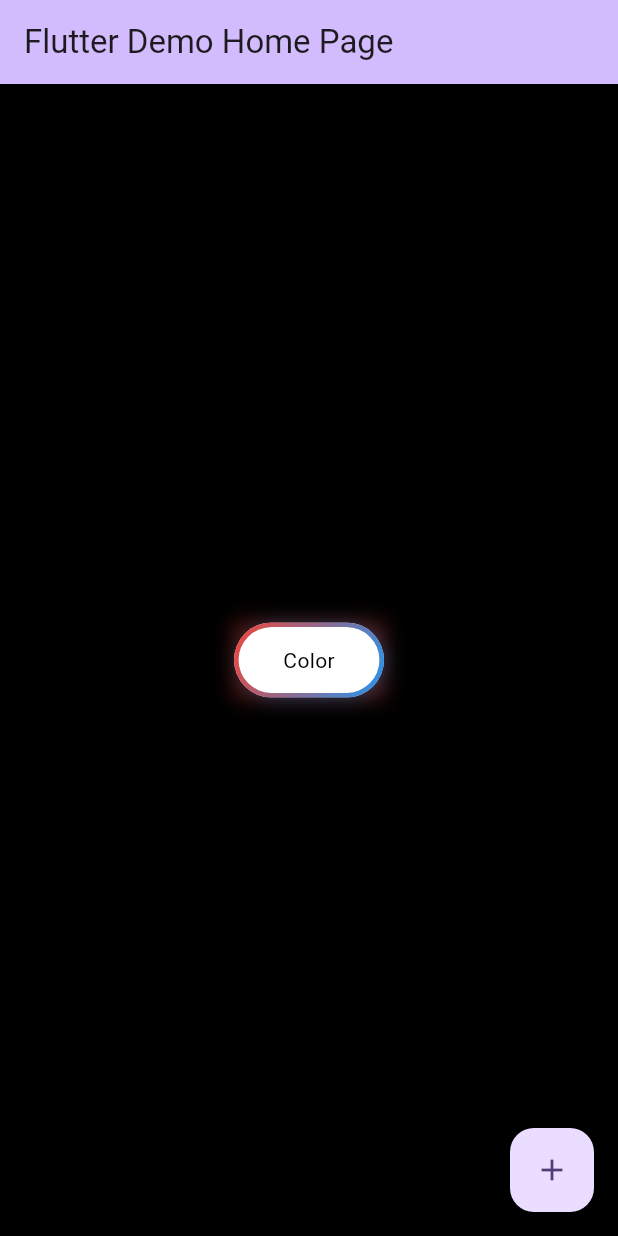
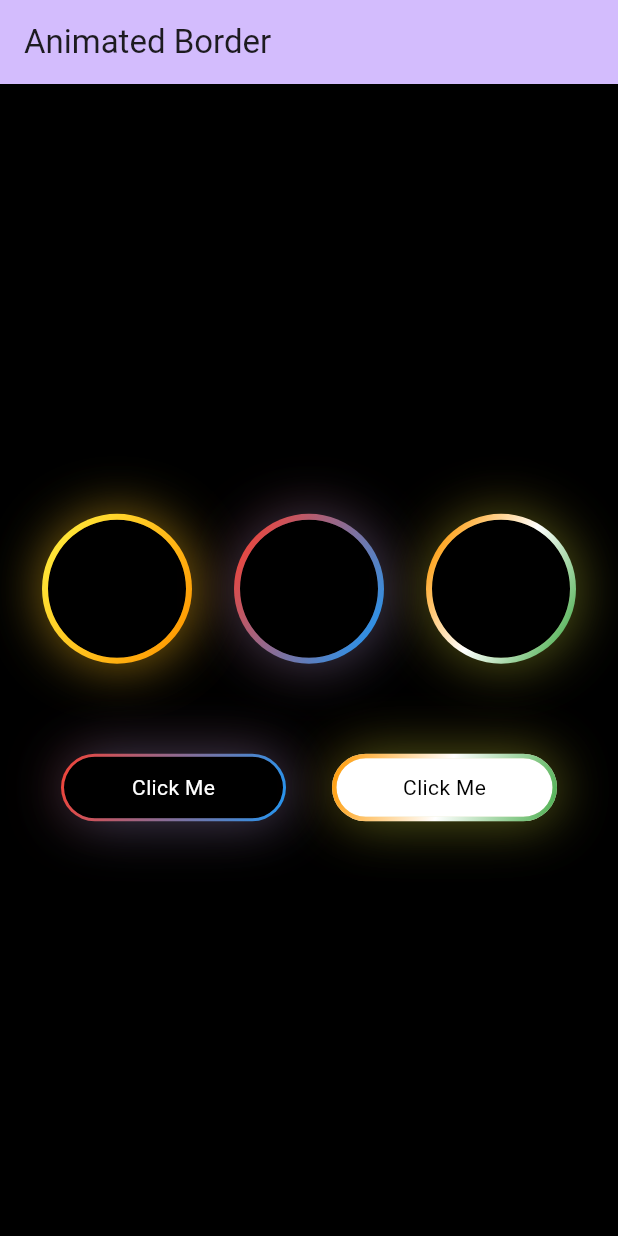
Before and after one commit to Oauth-Celestial/zo_animated_border, a Flutter app: the screen it shows after launch, on a phone screen of 412 x 824 dp. Run offline on Flutter 3.47's test engine with Material 3 defaults, Android fonts, the phone set to English and light mode, and no system bars.

Commit message:
Release v0.0.1

```diff
--- a/example/lib/main.dart
+++ b/example/lib/main.dart
@@ -32,7 +32,7 @@ class MyApp extends StatelessWidget {
         colorScheme: ColorScheme.fromSeed(seedColor: Colors.deepPurple),
         useMaterial3: true,
       ),
-      home: const MyHomePage(title: 'Flutter Demo Home Page'),
+      home: const MyHomePage(title: "Animated Border"),
     );
   }
 }
@@ -108,29 +108,104 @@ class _MyHomePageState extends State<MyHomePage> {
           mainAxisAlignment: MainAxisAlignment.center,
           children: <Widget>[
             SizedBox(
+              height: 10,
+              width: double.infinity,
+            ),
+            Row(
+              mainAxisAlignment: MainAxisAlignment.spaceEvenly,
+              children: [
+                ZoAnimatedGradientBorder(
                   width: 100,
-              height: 50,
-              child: ZoAnimatedGradientBorder(
-                radius: 30,
+                  height: 100,
+                  borderRadius: 100,
+                  borderThickness: 4,
+                  gradientColor: [Colors.yellow, Colors.orange],
+                  duration: Duration(seconds: 4),
                   child: Container(
                       alignment: Alignment.center,
-                    width: double.infinity,
-                    height: double.infinity,
-                    color: Colors.white,
+                      color: Colors.black,
                       child: Text(
                         "Color",
                         style: TextStyle(color: Colors.black),
                       )),
                 ),
+                ZoAnimatedGradientBorder(
+                  width: 100,
+                  height: 100,
+                  borderRadius: 100,
+                  borderThickness: 4,
+                  gradientColor: [Colors.red, Colors.blue],
+                  duration: Duration(seconds: 4),
+                  child: Container(
+                      alignment: Alignment.center,
+                      color: Colors.black,
+                      child: Text(
+                        "Color",
+                        style: TextStyle(color: Colors.black),
+                      )),
+                ),
+                ZoAnimatedGradientBorder(
+                  width: 100,
+                  height: 100,
+                  borderRadius: 100,
+                  borderThickness: 4,
+                  gradientColor: [Colors.orange, Colors.white, Colors.green],
+                  duration: Duration(seconds: 4),
+                  child: Container(
+                      alignment: Alignment.center,
+                      color: Colors.black,
+                      child: Text(
+                        "Color",
+                        style: TextStyle(color: Colors.black),
+                      )),
+                ),
+              ],
+            ),
+            SizedBox(
+              height: 60,
+            ),
+            Padding(
+              padding: const EdgeInsets.symmetric(horizontal: 10),
+              child: Row(
+                mainAxisAlignment: MainAxisAlignment.spaceEvenly,
+                children: [
+                  ZoAnimatedGradientBorder(
+                    width: 150,
+                    height: 45,
+                    borderThickness: 2,
+                    shouldAnimate: false,
+                    gradientColor: [Colors.red, Colors.blue],
+                    duration: Duration(seconds: 4),
+                    child: Container(
+                        alignment: Alignment.center,
+                        color: Colors.black,
+                        child: Text(
+                          "Click Me",
+                          style: TextStyle(color: Colors.white),
+                        )),
+                  ),
+                  ZoAnimatedGradientBorder(
+                    width: 150,
+                    height: 45,
+                    borderThickness: 3,
+                    shouldAnimate: false,
+                    gradientColor: [Colors.orange, Colors.white, Colors.green],
+                    duration: Duration(seconds: 4),
+                    child: Container(
+                        alignment: Alignment.center,
+                        color: Colors.white,
+                        child: Text(
+                          "Click Me",
+                          style: TextStyle(color: Colors.black),
+                        )),
+                  ),
+                ],
+              ),
             )
           ],
         ),
       ),
-      floatingActionButton: FloatingActionButton(
-        onPressed: _incrementCounter,
-        tooltip: 'Increment',
-        child: const Icon(Icons.add),
-      ), // This trailing comma makes auto-formatting nicer for build methods.
+      // This trailing comma makes auto-formatting nicer for build methods.
     );
   }
 }
--- a/lib/animated_border.dart
+++ b/lib/animated_border.dart
@@ -1,37 +1,49 @@
 part of 'zo_animated_border.dart';
 
+// ignore: must_be_immutable
 class ZoAnimatedGradientBorder extends StatefulWidget {
-  ZoAnimatedGradientBorder({
-    super.key,
-    this.radius = 10,
-    this.blurRadius = 10,
+  ZoAnimatedGradientBorder(
+      {super.key,
+      required this.width,
+      required this.height,
+      this.borderRadius = 30,
+      this.blurRadius = 30,
       this.spreadRadius = 1,
-    this.topColor = Colors.red,
-    this.bottomColor = Colors.blue,
       this.glowOpacity = 0.3,
       this.duration = const Duration(milliseconds: 600),
-    this.thickness = 3,
+      this.borderThickness = 1,
       this.child,
-  });
+      required this.gradientColor,
+      this.shouldAnimate = true});
 
   /// Radius of the glow border
-  final double radius;
+  final double borderRadius;
 
+  /// How much the shadow should be blurred
   final double blurRadius;
 
+  /// How much the shadow should spread
   final double spreadRadius;
 
-  final Color topColor;
-
-  final Color bottomColor;
-
+  /// How much the shadow should glow
   final double glowOpacity;
 
+  /// set the animation duration defaults to  600 milliseconds
   final Duration duration;
 
-  final double thickness;
+  /// border Thickness
+  final double borderThickness;
+
+  final double width;
+
+  final double height;
 
   final Widget? child;
+
+  /// should animate the border
+  final bool shouldAnimate;
+
+  List<Color> gradientColor;
 
   @override
   State<ZoAnimatedGradientBorder> createState() =>
@@ -43,19 +55,32 @@ class _ZoAnimatedGradientBorderState extends State<ZoAnimatedGradientBorder>
   AnimationController? _controller;
   Animation<Alignment>? _topAlignmentAnimation;
   Animation<Alignment>? _bottomAlignmentAnimation;
+  Color topColor = Colors.blue;
+
+  Color bottomColor = Colors.red;
 
   @override
   void initState() {
     // TODO: implement initState
     super.initState();
 
+    if (widget.gradientColor.isEmpty) {
+      widget.gradientColor = [Colors.red, Colors.blue];
+    }
+
     _controller = AnimationController(vsync: this, duration: widget.duration);
+
     _initTopAnimation();
     _initBottomAnimation();
-
+    if (widget.shouldAnimate) {
       _controller?.repeat();
     }
 
+    topColor = widget.gradientColor.first;
+    bottomColor = widget.gradientColor.last;
+  }
+
+  /// Sets the alignment animation for bottom color (Last color in the list)
   void _initBottomAnimation() {
     _bottomAlignmentAnimation = TweenSequence<Alignment>([
       TweenSequenceItem(
@@ -77,6 +102,7 @@ class _ZoAnimatedGradientBorderState extends State<ZoAnimatedGradientBorder>
     ]).animate(_controller!);
   }
 
+  /// Sets the alignment animation for top color (first color in the list)
   void _initTopAnimation() {
     _topAlignmentAnimation = TweenSequence<Alignment>([
       TweenSequenceItem(
@@ -99,39 +125,55 @@ class _ZoAnimatedGradientBorderState extends State<ZoAnimatedGradientBorder>
   }
 
   @override
+  void dispose() {
+    // TODO: implement dispose
+    _controller?.dispose();
+    super.dispose();
+  }
+
+  @override
   Widget build(BuildContext context) {
-    return LayoutBuilder(builder: (context, constraints) {
+    return SizedBox(
+      width: widget.width,
+      height: widget.height,
+      child: LayoutBuilder(builder: (context, constraints) {
         return Stack(
           children: [
             widget.child != null
                 ? ClipRRect(
                     borderRadius:
-                      BorderRadius.all(Radius.circular(widget.radius)),
+                        BorderRadius.all(Radius.circular(widget.borderRadius)),
                     child: widget.child,
                   )
-              : SizedBox.shrink(),
+                : const SizedBox.shrink(),
             ClipPath(
               clipper: _BorderCutClipper(
-                radius: widget.radius, thickness: widget.thickness),
+                  radius: widget.borderRadius,
+                  thickness: widget.borderThickness),
               child: AnimatedBuilder(
                   animation: _controller!,
                   builder: (context, _) {
                     return Stack(
                       children: [
+                        /// Creates the shadow with the first color in list
                         Container(
                           width: constraints.maxWidth,
                           height: constraints.maxHeight,
                           decoration: BoxDecoration(
                               color: Colors.transparent,
+                              borderRadius:
+                                  BorderRadius.circular(widget.borderRadius),
                               boxShadow: [
                                 BoxShadow(
-                                  color: widget.topColor
+                                    color: topColor
                                         .withOpacity(widget.glowOpacity),
                                     offset: Offset.zero,
                                     blurRadius: widget.blurRadius,
                                     spreadRadius: widget.spreadRadius)
                               ]),
                         ),
+
+                        /// Creates the shadow with the last color in list
                         Align(
                           alignment: _bottomAlignmentAnimation!.value,
                           child: Container(
@@ -140,10 +182,10 @@ class _ZoAnimatedGradientBorderState extends State<ZoAnimatedGradientBorder>
                             decoration: BoxDecoration(
                                 color: Colors.transparent,
                                 borderRadius: BorderRadius.all(
-                                  Radius.circular(widget.radius)),
+                                    Radius.circular(widget.borderRadius)),
                                 boxShadow: [
                                   BoxShadow(
-                                    color: widget.bottomColor
+                                      color: bottomColor
                                           .withOpacity(widget.glowOpacity),
                                       offset: Offset.zero,
                                       blurRadius: widget.blurRadius,
@@ -154,11 +196,11 @@ class _ZoAnimatedGradientBorderState extends State<ZoAnimatedGradientBorder>
                         Container(
                           decoration: BoxDecoration(
                               borderRadius: BorderRadius.all(
-                                Radius.circular(widget.radius)),
+                                  Radius.circular(widget.borderRadius)),
                               gradient: LinearGradient(
                                   begin: _topAlignmentAnimation!.value,
                                   end: _bottomAlignmentAnimation!.value,
-                                colors: [widget.topColor, widget.bottomColor])),
+                                  colors: widget.gradientColor)),
                         ),
                       ],
                     );
@@ -166,10 +208,12 @@ class _ZoAnimatedGradientBorderState extends State<ZoAnimatedGradientBorder>
             ),
           ],
         );
-    });
+      }),
+    );
   }
 }
 
+/// Responsible for clipping the widget and creating the border style
 class _BorderCutClipper extends CustomClipper<Path> {
   double thickness;
   double radius;
@@ -197,7 +241,6 @@ class _BorderCutClipper extends CustomClipper<Path> {
 
   @override
   bool shouldReclip(_BorderCutClipper oldClipper) {
-    // TODO: implement shouldReclip
     return oldClipper.radius != radius || oldClipper.thickness != thickness;
   }
 }
```
Also changed, not shown: pubspec.yaml (+9 -1 lines), assets/border.png (added), 3 other files. Lines whose indentation alone changed are shown as unchanged.
